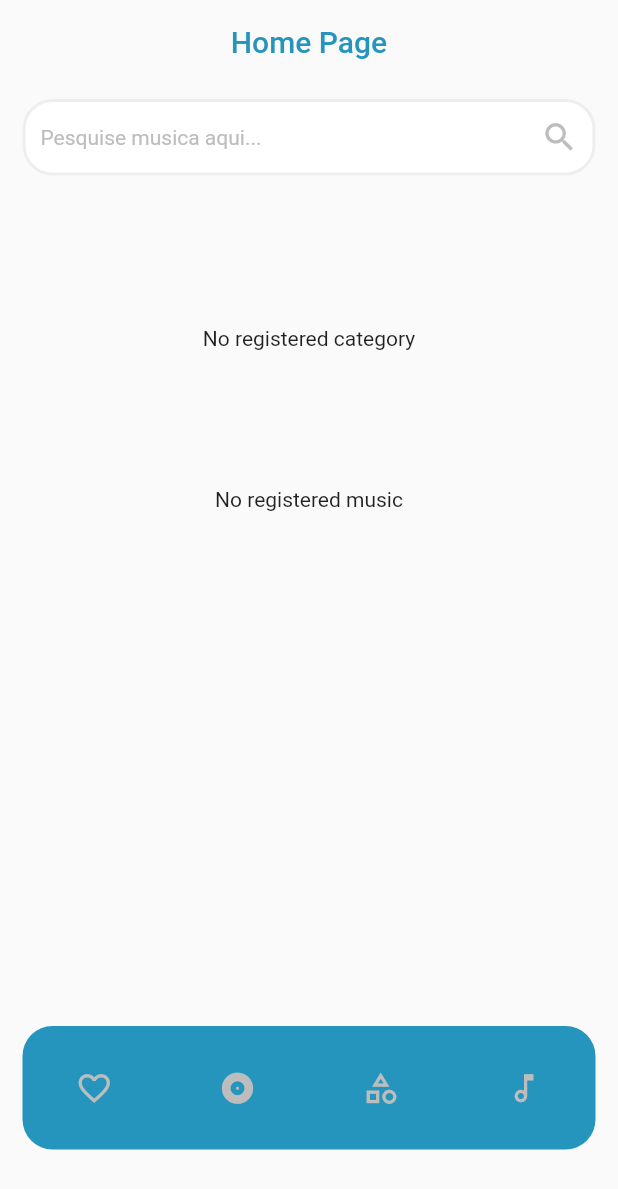
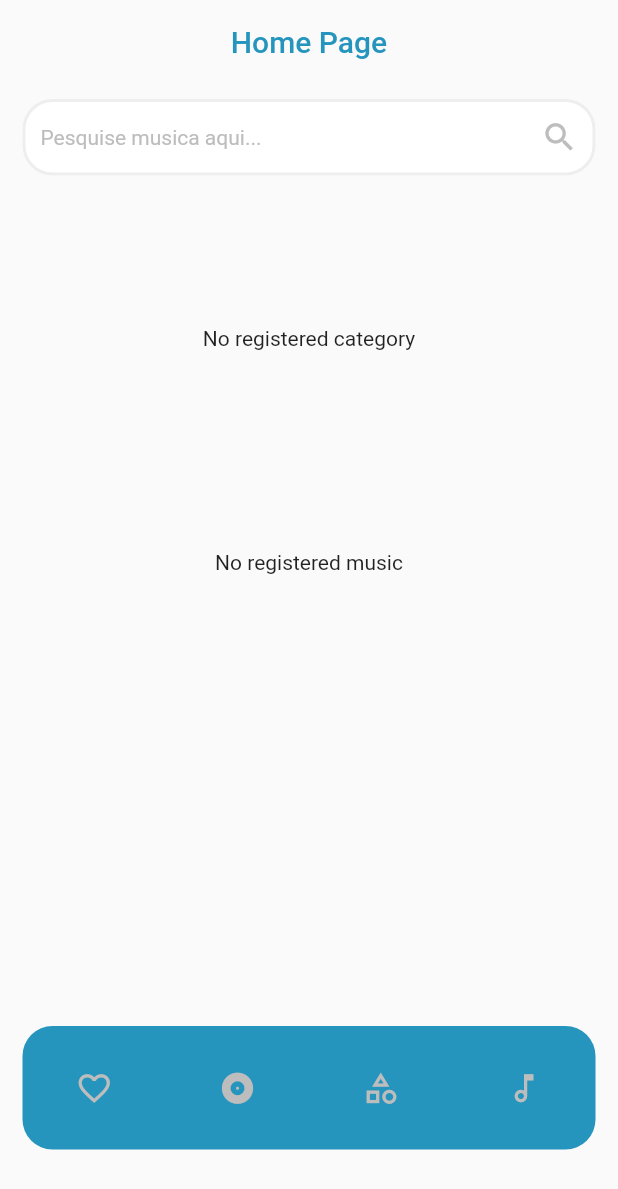
Before and after one commit to RegisSalesRA/flutter_sqflite, a Flutter app: the screen it shows after launch, on a phone screen of 412 x 824 dp. Shown: the top 1189 px of the screen. Run offline on Flutter 3.47's test engine with Material 2 defaults, Android fonts, the phone set to English and light mode, and no system bars; our stand-ins replace like_button, sqflite; accounts and stored records are empty.

Commit message:
heigth text without music

```diff
--- a/lib/src/widgets/music_widget.dart
+++ b/lib/src/widgets/music_widget.dart
@@ -187,7 +187,10 @@ class _MusicWidgetState extends State<MusicWidget> {
                                   : Container();
                             },
                           )
-                        : const Center(child: Text("No registered music"));
+                        : Container(
+                            height: 100,
+                            child: Center(child: Text("No registered music")),
+                          );
                   },
                 ),
               ),
```
